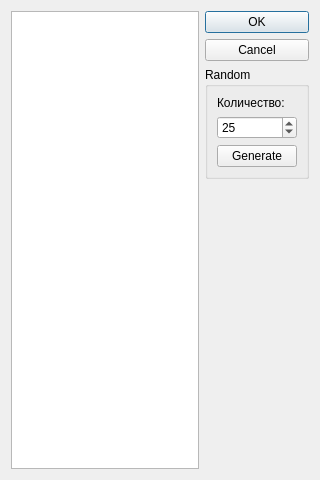
The window that editParticlesDialog.ui (GhostVIRUS/VV3D) describes before a commit, drawn with Qt 5.
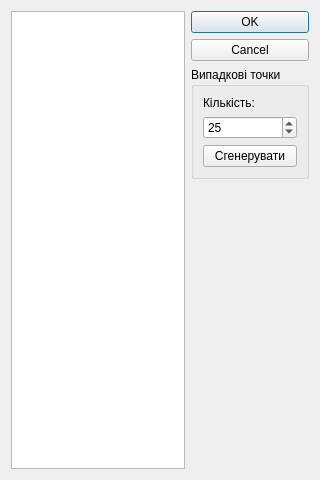
The same window after the commit. Icons and pictures are not drawn.

What changed in the file:
```diff
--- a/editParticlesDialog.ui
+++ b/editParticlesDialog.ui
@@ -45,7 +45,7 @@
       </sizepolicy>
      </property>
      <property name="title">
-      <string>Random</string>
+      <string>Випадкові точки</string>
      </property>
      <property name="flat">
       <bool>false</bool>
@@ -60,7 +60,7 @@
       <item row="2" column="0">
        <widget class="QPushButton" name="generateRandomButton">
         <property name="text">
-         <string>Generate</string>
+         <string>Сгенерувати</string>
         </property>
        </widget>
       </item>
@@ -80,7 +80,7 @@
       <item row="0" column="0">
        <widget class="QLabel" name="randomCountLabel">
         <property name="text">
-         <string>Количество:</string>
+         <string>Кількість:</string>
         </property>
        </widget>
       </item>
```
Left out of the diff: 13 changed lines with no effect on the pictures.
